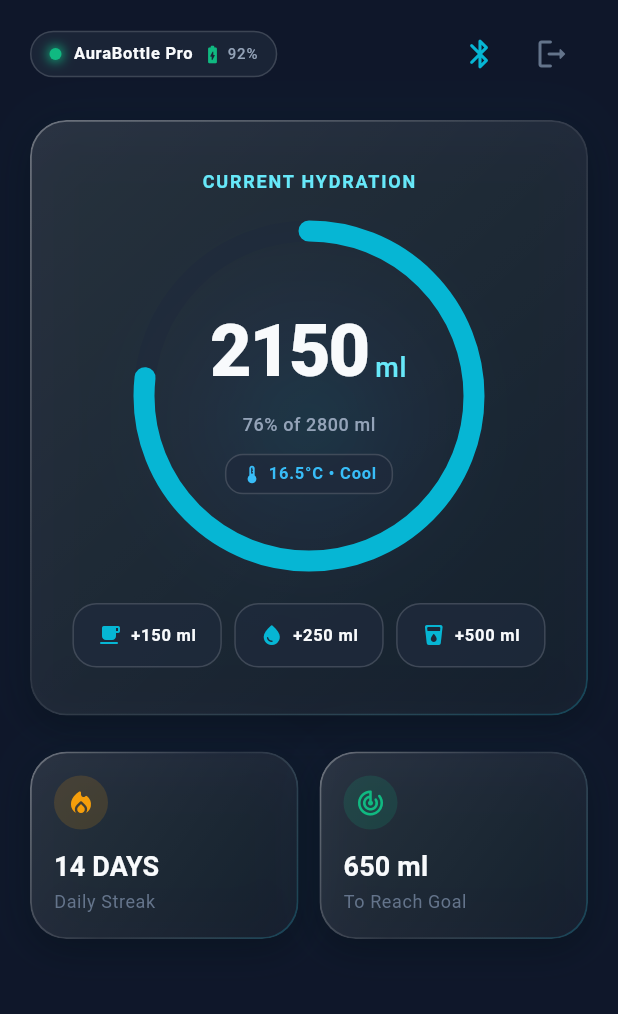
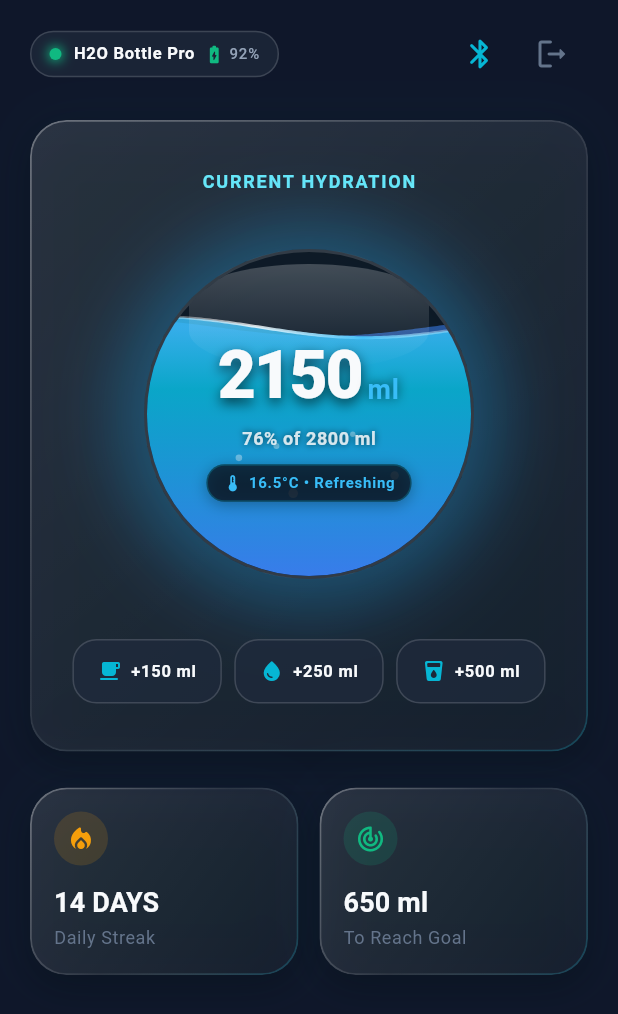
Before and after one commit to Bhavya1519/H2O, a Flutter app: the DashboardScreen screen opened by its route, on a phone screen of 412 x 824 dp. Shown: the top 1014 px of the screen. Run offline on Flutter 3.47's test engine with Material 3 defaults, Android fonts, the phone set to English and light mode, and no system bars; our stand-ins replace go_router.

Commit message:
feat: rename application to H2O and add animated liquid wave gauge

```diff
--- a/lib/core/theme/app_theme.dart
+++ b/lib/core/theme/app_theme.dart
@@ -1,7 +1,7 @@
 import 'dart:ui' as ui;
 import 'package:flutter/material.dart';
 
-/// Premium, Dark-Mode-First Theme Definition for AuraDrop IoT Hydration Tracker.
+/// Premium, Dark-Mode-First Theme Definition for H2O IoT Hydration Tracker.
 ///
 /// Features:
 /// - Deep slate/obsidian palette with vibrant liquid cyan/azure & emerald accents.
--- a/lib/features/auth/presentation/login_screen.dart
+++ b/lib/features/auth/presentation/login_screen.dart
@@ -11,7 +11,7 @@ class LoginScreen extends StatefulWidget {
 }
 
 class _LoginScreenState extends State<LoginScreen> {
-  final _emailController = TextEditingController(text: 'alex.rivera@auradrop.io');
+  final _emailController = TextEditingController(text: 'alex.rivera@h2o.app');
   final _passwordController = TextEditingController(text: '••••••••••••');
   bool _obscurePassword = true;
 
@@ -99,7 +99,7 @@ class _LoginScreenState extends State<LoginScreen> {
                     ),
                     const SizedBox(height: 16),
                     const Text(
-                      'Welcome to AuraDrop',
+                      'Welcome to H2O',
                       style: AppTypography.headlineMedium,
                     ),
                     const SizedBox(height: 6),
@@ -270,7 +270,7 @@ class _LoginScreenState extends State<LoginScreen> {
                                   style: AppTypography.titleSmall,
                                 ),
                                 Text(
-                                  'Skip account and pair AuraBottle directly',
+                                  'Skip account and pair H2O Bottle directly',
                                   style: AppTypography.bodySmall.copyWith(
                                     color: AppColors.textMuted,
                                   ),
--- a/lib/features/ble/presentation/ble_scan_screen.dart
+++ b/lib/features/ble/presentation/ble_scan_screen.dart
@@ -37,23 +37,23 @@ class _BleScanScreenState extends State<BleScanScreen>
 
   final List<BleBottleDevice> _devices = const [
     BleBottleDevice(
-      id: 'AD-PRO-9842',
-      name: 'AuraBottle Pro',
+      id: 'H2O-PRO-9842',
+      name: 'H2O Bottle Pro',
       model: '750ml • Titanium Obsidian',
       rssi: -48,
       battery: 92,
       isPaired: true,
     ),
     BleBottleDevice(
-      id: 'AD-MINI-1104',
-      name: 'AuraHydrate Mini',
+      id: 'H2O-MINI-1104',
+      name: 'H2O Flask Mini',
       model: '500ml • Glacier Cyan',
       rssi: -72,
       battery: 64,
     ),
     BleBottleDevice(
-      id: 'AD-PRO-3321',
-      name: 'AuraBottle Pro (Living Room)',
+      id: 'H2O-PRO-3321',
+      name: 'H2O Bottle Pro (Living Room)',
       model: '750ml • Cobalt Azure',
       rssi: -84,
       battery: 88,
@@ -107,7 +107,7 @@ class _BleScanScreenState extends State<BleScanScreen>
                 SnackBar(
                   backgroundColor: AppColors.surface,
                   content: Text(
-                    'Scanning for nearby Aura bottles...',
+                    'Scanning for nearby H2O bottles...',
                     style: AppTypography.bodySmall.copyWith(
                       color: AppColors.cyanAccent,
                     ),
@@ -210,7 +210,7 @@ class _BleScanScreenState extends State<BleScanScreen>
                 ),
                 const SizedBox(height: 6),
                 Text(
-                  'Hold your AuraBottle near your phone',
+                  'Hold your H2O Bottle near your phone',
                   style: AppTypography.bodySmall.copyWith(
                     color: AppColors.textSecondary,
                   ),
--- a/lib/features/dashboard/presentation/dashboard_screen.dart
+++ b/lib/features/dashboard/presentation/dashboard_screen.dart
@@ -1,6 +1,7 @@
 import 'package:flutter/material.dart';
 import 'package:go_router/go_router.dart';
 import '../../../core/theme/app_theme.dart';
+import 'widgets/liquid_wave_gauge.dart';
 
 /// Flagship Dashboard Screen for AuraDrop IoT Hydration Tracker.
 /// Features interactive hydration logging, live bottle metrics, and glassmorphic stats.
@@ -54,7 +55,7 @@ class _DashboardScreenState extends State<DashboardScreen>
             const Icon(Icons.water_drop, color: AppColors.cyanAccent, size: 20),
             const SizedBox(width: 10),
             Text(
-              '+$amount ml recorded from AuraBottle',
+              '+$amount ml recorded from H2O Bottle',
               style: AppTypography.bodySmall.copyWith(
                 color: AppColors.textPrimary,
                 fontWeight: FontWeight.w600,
@@ -70,7 +71,6 @@ class _DashboardScreenState extends State<DashboardScreen>
   @override
   Widget build(BuildContext context) {
     final progress = (_currentIntakeMl / _targetGoalMl).clamp(0.0, 1.0);
-    final percentage = (progress * 100).toInt();
 
     return Scaffold(
       backgroundColor: AppColors.background,
@@ -142,7 +142,7 @@ class _DashboardScreenState extends State<DashboardScreen>
                                 ),
                                 const SizedBox(width: 8),
                                 Text(
-                                  'AuraBottle Pro',
+                                  'H2O Bottle Pro',
                                   style: AppTypography.labelSmall.copyWith(
                                     color: AppColors.textPrimary,
                                     fontWeight: FontWeight.w600,
@@ -208,90 +208,13 @@ class _DashboardScreenState extends State<DashboardScreen>
                           ),
                           const SizedBox(height: 24),
 
-                          // Circular Liquid Gauge
-                          Stack(
-                            alignment: Alignment.center,
-                            children: [
-                              // Background Track
-                              SizedBox(
-                                width: 220,
-                                height: 220,
-                                child: CircularProgressIndicator(
-                                  value: progress,
-                                  strokeWidth: 14,
-                                  backgroundColor: AppColors.surface.withValues(alpha: 0.6),
-                                  valueColor: const AlwaysStoppedAnimation<Color>(
-                                    AppColors.cyanAccent,
-                                  ),
-                                  strokeCap: StrokeCap.round,
-                                ),
-                              ),
-
-                              // Inner Metric Info
-                              Column(
-                                mainAxisSize: MainAxisSize.min,
-                                children: [
-                                  Row(
-                                    mainAxisSize: MainAxisSize.min,
-                                    crossAxisAlignment: CrossAxisAlignment.baseline,
-                                    textBaseline: TextBaseline.alphabetic,
-                                    children: [
-                                      Text(
-                                        '$_currentIntakeMl',
-                                        style: AppTypography.metricValue,
-                                      ),
-                                      const SizedBox(width: 4),
-                                      const Text(
-                                        'ml',
-                                        style: AppTypography.metricUnit,
-                                      ),
-                                    ],
-                                  ),
-                                  const SizedBox(height: 4),
-                                  Text(
-                                    '$percentage% of $_targetGoalMl ml',
-                                    style: AppTypography.bodySmall.copyWith(
-                                      color: AppColors.textSecondary,
-                                      fontWeight: FontWeight.w500,
-                                    ),
-                                  ),
-                                  const SizedBox(height: 10),
-
-                                  // Water Temperature Sensor Chip
-                                  Container(
-                                    padding: const EdgeInsets.symmetric(
-                                      horizontal: 10,
-                                      vertical: 4,
-                                    ),
-                                    decoration: BoxDecoration(
-                                      color: AppColors.surface.withValues(alpha: 0.8),
-                                      borderRadius: BorderRadius.circular(12),
-                                      border: Border.all(
-                                        color: AppColors.glassBorder,
-                                      ),
-                                    ),
-                                    child: Row(
-                                      mainAxisSize: MainAxisSize.min,
-                                      children: [
-                                        const Icon(
-                                          Icons.thermostat_rounded,
-                                          size: 14,
-                                          color: AppColors.skyHighlight,
-                                        ),
-                                        const SizedBox(width: 4),
-                                        Text(
-                                          '${_waterTempCelsius.toStringAsFixed(1)}°C • Cool',
-                                          style: AppTypography.labelSmall.copyWith(
-                                            color: AppColors.skyHighlight,
-                                            fontWeight: FontWeight.w600,
-                                          ),
-                                        ),
-                                      ],
-                                    ),
-                                  ),
-                                ],
-                              ),
-                            ],
+                          // Interactive Animated Liquid Wave Gauge
+                          LiquidWaveGauge(
+                            progress: progress,
+                            currentIntakeMl: _currentIntakeMl,
+                            targetGoalMl: _targetGoalMl,
+                            waterTempCelsius: _waterTempCelsius,
+                            size: 220,
                           ),
 
                           const SizedBox(height: 28),
--- /dev/null
+++ b/lib/features/dashboard/presentation/widgets/liquid_wave_gauge.dart
@@ -0,0 +1,396 @@
+import 'dart:math' as math;
+import 'package:flutter/material.dart';
+import '../../../../core/theme/app_theme.dart';
+
+/// Interactive, animated dual-sine-wave liquid container for AuraDrop hydration tracking.
+class LiquidWaveGauge extends StatefulWidget {
+  final double progress; // 0.0 to 1.0
+  final int currentIntakeMl;
+  final int targetGoalMl;
+  final double waterTempCelsius;
+  final double size;
+
+  const LiquidWaveGauge({
+    super.key,
+    required this.progress,
+    required this.currentIntakeMl,
+    required this.targetGoalMl,
+    required this.waterTempCelsius,
+    this.size = 230,
+  });
+
+  @override
+  State<LiquidWaveGauge> createState() => _LiquidWaveGaugeState();
+}
+
+class _LiquidWaveGaugeState extends State<LiquidWaveGauge>
+    with TickerProviderStateMixin {
+  late AnimationController _waveController;
+  late AnimationController _bubbleController;
+
+  @override
+  void initState() {
+    super.initState();
+    // Continuous horizontal wave translation
+    _waveController = AnimationController(
+      vsync: this,
+      duration: const Duration(milliseconds: 2600),
+    )..repeat();
+
+    // Ambient floating bubble animation
+    _bubbleController = AnimationController(
+      vsync: this,
+      duration: const Duration(milliseconds: 4000),
+    )..repeat();
+  }
+
+  @override
+  void dispose() {
+    _waveController.dispose();
+    _bubbleController.dispose();
+    super.dispose();
+  }
+
+  @override
+  Widget build(BuildContext context) {
+    final percentage = (widget.progress * 100).toInt();
+
+    return Center(
+      child: Stack(
+        alignment: Alignment.center,
+        children: [
+          // Outer Glowing Ambient Halo
+          Container(
+            width: widget.size + 24,
+            height: widget.size + 24,
+            decoration: BoxDecoration(
+              shape: BoxShape.circle,
+              boxShadow: [
+                BoxShadow(
+                  color: AppColors.cyanAccent.withValues(alpha: 0.22),
+                  blurRadius: 36,
+                  spreadRadius: 4,
+                ),
+                BoxShadow(
+                  color: AppColors.azureAccent.withValues(alpha: 0.15),
+                  blurRadius: 48,
+                  spreadRadius: 10,
+                ),
+              ],
+            ),
+          ),
+
+          // Main Glass Orb Housing
+          Container(
+            width: widget.size,
+            height: widget.size,
+            decoration: BoxDecoration(
+              shape: BoxShape.circle,
+              color: AppColors.backgroundDark.withValues(alpha: 0.8),
+              border: Border.all(
+                color: AppColors.glassBorder,
+                width: 2.0,
+              ),
+            ),
+            child: ClipOval(
+              child: Stack(
+                alignment: Alignment.center,
+                children: [
+                  // Animated Wave Canvas with Smooth Height Interpolation
+                  TweenAnimationBuilder<double>(
+                    tween: Tween<double>(begin: 0.0, end: widget.progress),
+                    duration: const Duration(milliseconds: 900),
+                    curve: Curves.easeOutCubic,
+                    builder: (context, animatedProgress, child) {
+                      return AnimatedBuilder(
+                        animation: _waveController,
+                        builder: (context, _) {
+                          return CustomPaint(
+                            size: Size(widget.size, widget.size),
+                            painter: _DualWavePainter(
+                              wavePhase: _waveController.value * 2 * math.pi,
+                              fillProgress: animatedProgress,
+                              bubbleProgress: _bubbleController.value,
+                            ),
+                          );
+                        },
+                      );
+                    },
+                  ),
+
+                  // Subtle Glass Top Reflection Arc
+                  Positioned(
+                    top: 8,
+                    left: 28,
+                    right: 28,
+                    height: widget.size * 0.32,
+                    child: Container(
+                      decoration: BoxDecoration(
+                        borderRadius: BorderRadius.all(
+                          Radius.elliptical(widget.size * 0.4, 28),
+                        ),
+                        gradient: LinearGradient(
+                          begin: Alignment.topCenter,
+                          end: Alignment.bottomCenter,
+                          colors: [
+                            Colors.white.withValues(alpha: 0.22),
+                            Colors.white.withValues(alpha: 0.0),
+                          ],
+                        ),
+                      ),
+                    ),
+                  ),
+
+                  // Central Foreground Typography and Metrics
+                  Column(
+                    mainAxisSize: MainAxisSize.min,
+                    children: [
+                      // Volume and unit
+                      Row(
+                        mainAxisSize: MainAxisSize.min,
+                        crossAxisAlignment: CrossAxisAlignment.baseline,
+                        textBaseline: TextBaseline.alphabetic,
+                        children: [
+                          Text(
+                            '${widget.currentIntakeMl}',
+                            style: AppTypography.metricValue.copyWith(
+                              fontSize: widget.size * 0.2,
+                              shadows: [
+                                Shadow(
+                                  color: Colors.black.withValues(alpha: 0.65),
+                                  blurRadius: 10,
+                                  offset: const Offset(0, 3),
+                                ),
+                              ],
+                            ),
+                          ),
+                          const SizedBox(width: 3),
+                          Text(
+                            'ml',
+                            style: AppTypography.metricUnit.copyWith(
+                              color: AppColors.skyHighlight,
+                              fontWeight: FontWeight.w700,
+                              shadows: [
+                                Shadow(
+                                  color: Colors.black.withValues(alpha: 0.65),
+                                  blurRadius: 8,
+                                ),
+                              ],
+                            ),
+                          ),
+                        ],
+                      ),
+
+                      // Percentage of Goal
+                      Text(
+                        '$percentage% of ${widget.targetGoalMl} ml',
+                        style: AppTypography.bodySmall.copyWith(
+                          color: AppColors.textPrimary.withValues(alpha: 0.85),
+                          fontWeight: FontWeight.w600,
+                          shadows: [
+                            Shadow(
+                              color: Colors.black.withValues(alpha: 0.7),
+                              blurRadius: 6,
+                            ),
+                          ],
+                        ),
+                      ),
+
+                      const SizedBox(height: 8),
+
+                      // Temperature Capsule Tag
+                      Container(
+                        padding: const EdgeInsets.symmetric(
+                          horizontal: 10,
+                          vertical: 4,
+                        ),
+                        decoration: BoxDecoration(
+                          color: AppColors.backgroundDark.withValues(alpha: 0.75),
+                          borderRadius: BorderRadius.circular(12),
+                          border: Border.all(
+                            color: AppColors.glassBorderCyan,
+                            width: 1,
+                          ),
+                          boxShadow: [
+                            BoxShadow(
+                              color: Colors.black.withValues(alpha: 0.3),
+                              blurRadius: 8,
+                              offset: const Offset(0, 2),
+                            ),
+                          ],
+                        ),
+                        child: Row(
+                          mainAxisSize: MainAxisSize.min,
+                          children: [
+                            const Icon(
+                              Icons.thermostat_rounded,
+                              size: 13,
+                              color: AppColors.skyHighlight,
+                            ),
+                            const SizedBox(width: 4),
+                            Text(
+                              '${widget.waterTempCelsius.toStringAsFixed(1)}°C • Refreshing',
+                              style: AppTypography.labelSmall.copyWith(
+                                color: AppColors.skyHighlight,
+                                fontWeight: FontWeight.w700,
+                                fontSize: 10,
+                              ),
+                            ),
+                          ],
+                        ),
+                      ),
+                    ],
+                  ),
+                ],
+              ),
+            ),
+          ),
+        ],
+      ),
+    );
+  }
+}
+
+/// Custom painter for dual sine-wave liquid rendering with ambient floating bubbles
+class _DualWavePainter extends CustomPainter {
+  final double wavePhase;
+  final double fillProgress; // 0.0 to 1.0
+  final double bubbleProgress;
+
+  _DualWavePainter({
+    required this.wavePhase,
+    required this.fillProgress,
+    required this.bubbleProgress,
+  });
+
+  @override
+  void paint(Canvas canvas, Size size) {
+    if (fillProgress <= 0.001) return;
+
+    final width = size.width;
+    final height = size.height;
+
+    // Calculate baseline water level (0 at bottom, 1 at top)
+    final clampedFill = fillProgress.clamp(0.0, 1.0);
+    final waterLevelY = height * (1.0 - clampedFill);
+
+    // Wave parameters
+    final amplitude = clampedFill >= 0.98 || clampedFill <= 0.02 ? 2.0 : 7.0;
+    const waveLengthFactor = 1.3;
+
+    // 1. Draw Background Deeper Wave (Slower, offset phase, azure tint)
+    final backPath = Path();
+    backPath.moveTo(0, height);
+    for (double x = 0; x <= width; x += 1.5) {
+      final y = waterLevelY +
+          math.sin((x / (width * waveLengthFactor) * 2 * math.pi) +
+                  wavePhase * 0.8 +
+                  math.pi / 2) *
+              (amplitude * 0.85);
+      if (x == 0) {
+        backPath.lineTo(x, y);
+      } else {
+        backPath.lineTo(x, y);
+      }
+    }
+    backPath.lineTo(width, height);
+    backPath.close();
+
+    final backPaint = Paint()
+      ..shader = LinearGradient(
+        begin: Alignment.topCenter,
+        end: Alignment.bottomCenter,
+        colors: [
+          AppColors.azureAccent.withValues(alpha: 0.55),
+          AppColors.backgroundDark.withValues(alpha: 0.85),
+        ],
+      ).createShader(Rect.fromLTWH(0, waterLevelY, width, height - waterLevelY));
+
+    canvas.drawPath(backPath, backPaint);
+
+    // 2. Draw Foreground Primary Wave (Vibrant cyan/azure liquid)
+    final frontPath = Path();
+    frontPath.moveTo(0, height);
+    for (double x = 0; x <= width; x += 1.5) {
+      final y = waterLevelY +
+          math.sin((x / (width * waveLengthFactor) * 2 * math.pi) + wavePhase) *
+              amplitude;
+      if (x == 0) {
+        frontPath.lineTo(x, y);
+      } else {
+        frontPath.lineTo(x, y);
+      }
+    }
+    frontPath.lineTo(width, height);
+    frontPath.close();
+
+    final frontPaint = Paint()
+      ..shader = LinearGradient(
+        begin: Alignment.topCenter,
+        end: Alignment.bottomCenter,
+        colors: [
+          AppColors.skyHighlight.withValues(alpha: 0.85),
+          AppColors.cyanAccent.withValues(alpha: 0.85),
+          AppColors.azureAccent.withValues(alpha: 0.95),
+        ],
+        stops: const [0.0, 0.25, 1.0],
+      ).createShader(Rect.fromLTWH(0, waterLevelY, width, height - waterLevelY));
+
+    canvas.drawPath(frontPath, frontPaint);
+
+    // 3. Draw Water Surface Crest Light Highlight
+    final crestPaint = Paint()
+      ..style = PaintingStyle.stroke
+      ..strokeWidth = 2.0
+      ..shader = LinearGradient(
+        begin: Alignment.centerLeft,
+        end: Alignment.centerRight,
+        colors: [
+          Colors.white.withValues(alpha: 0.1),
+          Colors.white.withValues(alpha: 0.8),
+          AppColors.skyHighlight,
+          Colors.white.withValues(alpha: 0.2),
+        ],
+      ).createShader(Rect.fromLTWH(0, waterLevelY - amplitude, width, amplitude * 2));
+
+    final crestPath = Path();
+    for (double x = 0; x <= width; x += 2.0) {
+      final y = waterLevelY +
+          math.sin((x / (width * waveLengthFactor) * 2 * math.pi) + wavePhase) *
+              amplitude;
+      if (x == 0) {
+        crestPath.moveTo(x, y);
+      } else {
+        crestPath.lineTo(x, y);
+      }
+    }
+    canvas.drawPath(crestPath, crestPaint);
+
+    // 4. Draw Rising Micro-Bubbles
+    final bubblePaint = Paint()
+      ..color = Colors.white.withValues(alpha: 0.35)
+      ..style = PaintingStyle.fill;
+
+    const bubbleXOffsets = [0.28, 0.45, 0.65, 0.78, 0.38];
+    const bubbleSpeeds = [1.0, 0.7, 1.2, 0.85, 1.1];
+    const bubbleRadii = [2.2, 3.2, 1.8, 2.8, 2.0];
+
+    for (int i = 0; i < bubbleXOffsets.length; i++) {
+      final bubbleProgressOffset = (bubbleProgress * bubbleSpeeds[i]) % 1.0;
+      final bx = width * bubbleXOffsets[i] +
+          math.sin(bubbleProgressOffset * 2 * math.pi + i) * 5;
+      final by = height - (height - waterLevelY) * bubbleProgressOffset;
+
+      if (by >= waterLevelY && by <= height) {
+        canvas.drawCircle(Offset(bx, by), bubbleRadii[i], bubblePaint);
+      }
+    }
+  }
+
+  @override
+  bool shouldRepaint(covariant _DualWavePainter oldDelegate) {
+    return oldDelegate.wavePhase != wavePhase ||
+        oldDelegate.fillProgress != fillProgress ||
+        oldDelegate.bubbleProgress != bubbleProgress;
+  }
+}
--- a/lib/main.dart
+++ b/lib/main.dart
@@ -4,16 +4,16 @@ import 'core/theme/app_theme.dart';
 
 void main() {
   WidgetsFlutterBinding.ensureInitialized();
-  runApp(const AuraDropApp());
+  runApp(const H2OApp());
 }
 
-class AuraDropApp extends StatelessWidget {
-  const AuraDropApp({super.key});
+class H2OApp extends StatelessWidget {
+  const H2OApp({super.key});
 
   @override
   Widget build(BuildContext context) {
     return MaterialApp.router(
-      title: 'AuraDrop',
+      title: 'H2O',
       debugShowCheckedModeBanner: false,
       theme: AppTheme.darkTheme,
       routerConfig: appRouter,
```
Also changed, not shown: lib/features/splash/presentation/splash_screen.dart (+4 -4 lines), 3 other files.
